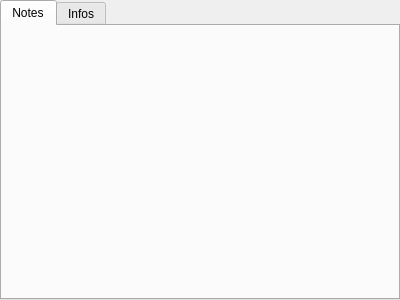
Above: tools/maya/cloth/dynEval/ud/wgCacheInfo.ui from snaress/studio before the change. Below: the same form after it.
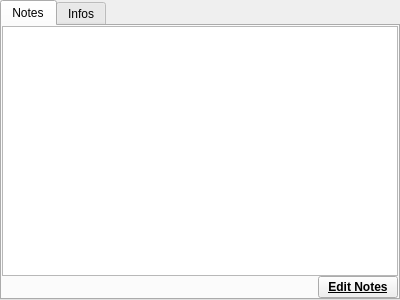
That is the form after the change.

Commit message: DynEval: Cache list manager, Add append Cache cmds

Diff of the .ui file:
```diff
--- a/tools/maya/cloth/dynEval/ud/wgCacheInfo.ui
+++ b/tools/maya/cloth/dynEval/ud/wgCacheInfo.ui
@@ -29,6 +29,56 @@
       <attribute name="title">
        <string>Notes</string>
       </attribute>
+      <layout class="QGridLayout" name="gridLayout_2">
+       <property name="margin">
+        <number>0</number>
+       </property>
+       <property name="spacing">
+        <number>0</number>
+       </property>
+       <item row="1" column="1">
+        <widget class="QPushButton" name="pbEditNotes">
+         <property name="maximumSize">
+          <size>
+           <width>16777215</width>
+           <height>16777215</height>
+          </size>
+         </property>
+         <property name="font">
+          <font>
+           <weight>75</weight>
+           <bold>true</bold>
+           <underline>true</underline>
+          </font>
+         </property>
+         <property name="text">
+          <string>Edit Notes</string>
+         </property>
+         <property name="iconSize">
+          <size>
+           <width>24</width>
+           <height>24</height>
+          </size>
+         </property>
+        </widget>
+       </item>
+       <item row="1" column="0">
+        <spacer name="horizontalSpacer">
+         <property name="orientation">
+          <enum>Qt::Horizontal</enum>
+         </property>
+         <property name="sizeHint" stdset="0">
+          <size>
+           <width>316</width>
+           <height>20</height>
+          </size>
+         </property>
+        </spacer>
+       </item>
+       <item row="0" column="0" colspan="3">
+        <widget class="QTextEdit" name="teNotes"/>
+       </item>
+      </layout>
      </widget>
      <widget class="QWidget" name="tabInfos">
       <attribute name="title">
```
Left out of the diff: 15 changed lines with no effect on the pictures. The commit also changes 14 other files.
